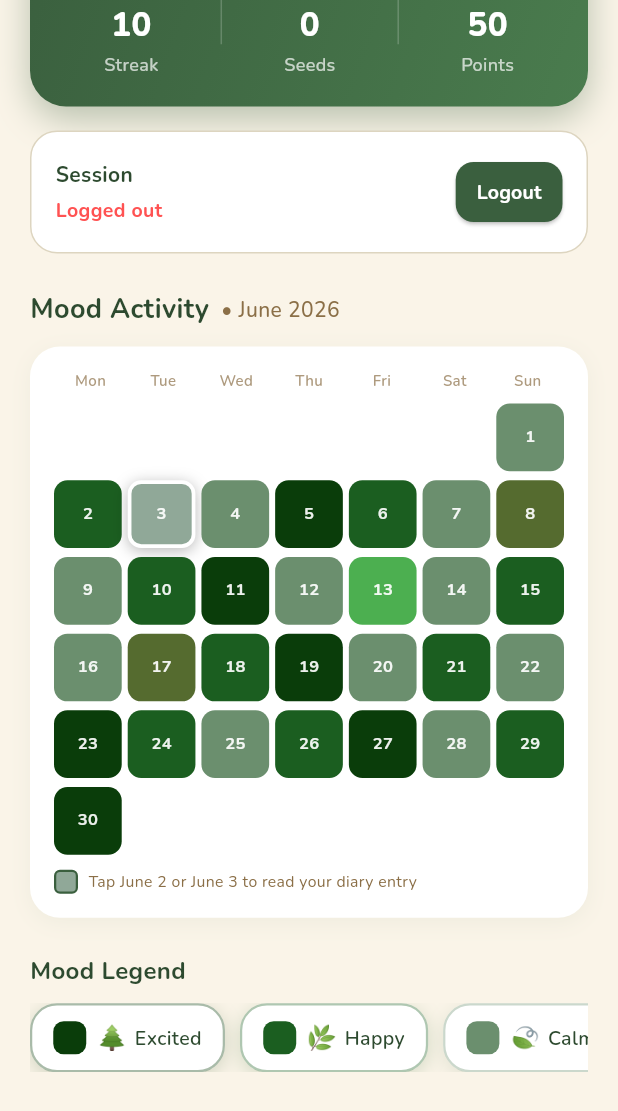
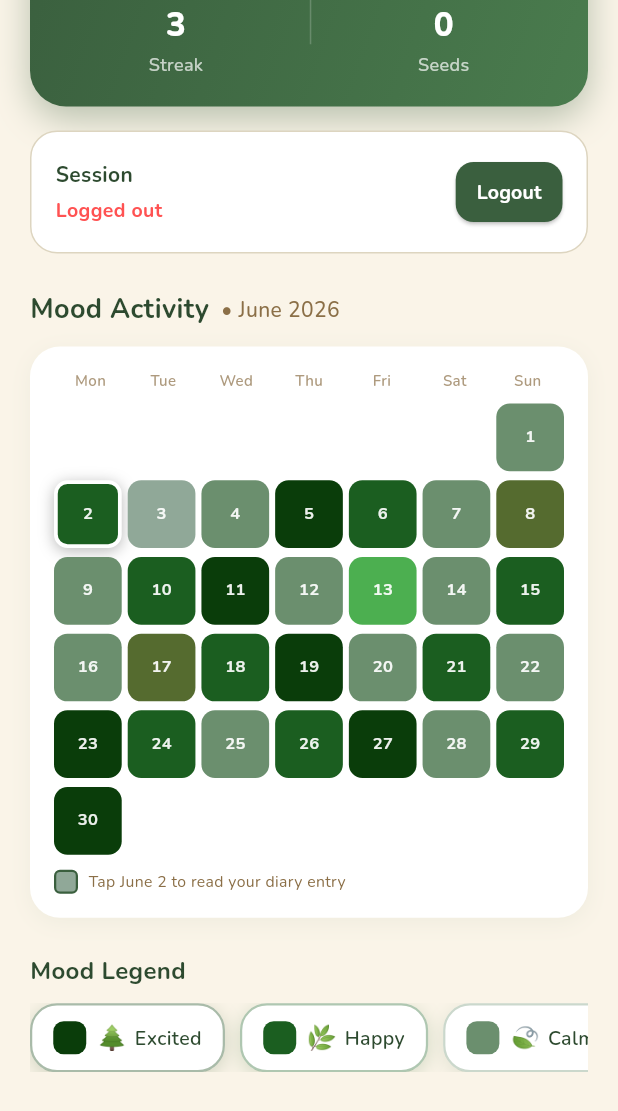
Before and after one commit to salonii04/sentia-mock, a Flutter app: the ProfileScreen widget shown alone on an empty page, opened directly with empty values, scrolled down 266 dp, on a phone screen of 412 x 824 dp. Shown: the top 1111 px of the screen. Run offline on Flutter 3.47's test engine with Material 3 defaults, Android fonts, the phone set to English and light mode, and no system bars; our stand-ins replace google_fonts, shared_preferences; accounts and stored records are empty.

Commit message:
Fix: stats panel - streak to 3, remove diamond metric, diary date to June 2nd 2026

```diff
--- a/lib/screens/profile_screen.dart
+++ b/lib/screens/profile_screen.dart
@@ -52,12 +52,12 @@ class ProfileScreen extends StatefulWidget {
 
 class _ProfileScreenState extends State<ProfileScreen> {
   /// Selected day for highlight ring — defaults to June 3 (the diary day).
-  int _selectedDay = 3;
+  int _selectedDay = 2;
   bool _isLoggingOut = false;
 
   void _onDayTap(int day) {
     setState(() => _selectedDay = day);
-    if (day == 2 || day == 3) {
+    if (day == 2) {
       DiaryModal.show(
         context,
         entryText: getDiaryEntry(widget.conversationMood),
@@ -274,11 +274,9 @@ class _StatsCard extends StatelessWidget {
       child: Row(
         mainAxisAlignment: MainAxisAlignment.spaceEvenly,
         children: [
-          _StatItem(emoji: '🔥', value: '10', label: 'Streak'),
+          _StatItem(emoji: '🔥', value: '3', label: 'Streak'),
           _StatDivider(),
           _StatItem(emoji: '🌱', value: '$currentSeeds', label: 'Seeds'),
-          _StatDivider(),
-          _StatItem(emoji: '💎', value: '50', label: 'Points'),
         ],
       ),
     );
@@ -481,7 +479,7 @@ class _JuneCalendarGrid extends StatelessWidget {
               final cellColor =
                   mood != null ? colorForMood(mood) : const Color(0xFFEEEEEE);
               final isSelected = dayNum == selectedDay;
-              final isDiaryDay = dayNum == 3;
+              final isDiaryDay = dayNum == 2;
 
               return GestureDetector(
                 onTap: () => onDayTap(dayNum),
@@ -537,7 +535,7 @@ class _JuneCalendarGrid extends StatelessWidget {
               ),
               const SizedBox(width: 7),
               Text(
-                'Tap June 2 or June 3 to read your diary entry',
+                'Tap June 2 to read your diary entry',
                 style: TextStyle(
                   fontFamily: 'Nunito',
                   fontSize: 10.5,
--- a/lib/widgets/diary_modal.dart
+++ b/lib/widgets/diary_modal.dart
@@ -114,7 +114,7 @@ class DiaryModal extends StatelessWidget {
                             ),
                             const SizedBox(height: 2),
                             Text(
-                              'June 3rd, 2025',
+                              'June 2nd, 2026',
                               style: TextStyle(
                                 fontFamily: 'Nunito',
                                 fontSize: 13,
```
